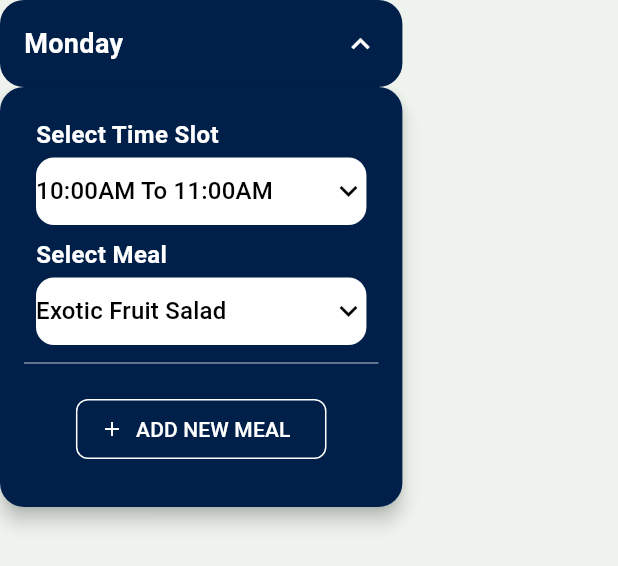
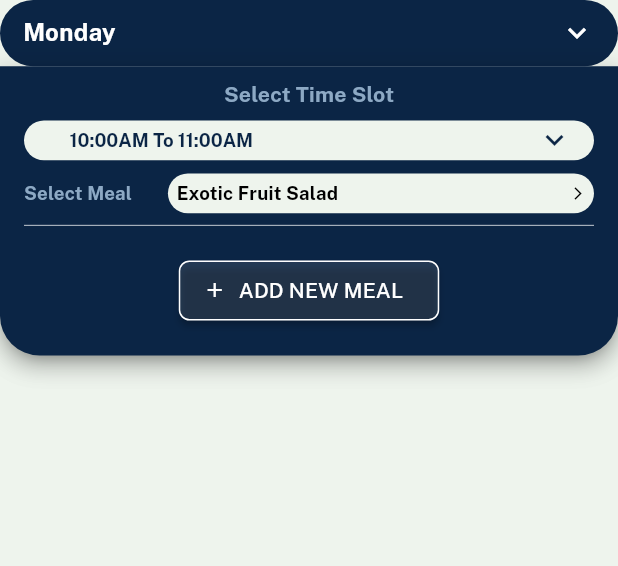
Before and after one commit to Vatsal1607/amtech_design, a Flutter app: the DaySelectionDropdown widget shown alone on an empty page, opened directly, after a tap on "Monday", on a phone screen of 412 x 824 dp. Shown: the top 566 px of the screen. Run offline on Flutter 3.47's test engine with Material 3 defaults, Android fonts, the light colour scheme and no system bars; drawn by our look-alikes of dropdown_button2; our stand-ins replace carousel_slider, device_info_plus, dio, firebase_core, firebase_messaging, flutter_local_notifications and 19 more; missing offline and left inert: dotted_dashed_line, hypersdkflutter, razorpay_flutter; accounts and stored records are empty; generated files the repository leaves out were written again; network calls fail; project files that could hold a hidden picture were left out.

Commit message:
Worked on create subs dropdowns.

```diff
--- a/lib/modules/subscriptions/create_subscription_plan/create_subscription_plan_page.dart
+++ b/lib/modules/subscriptions/create_subscription_plan/create_subscription_plan_page.dart
@@ -105,9 +105,13 @@ class CreateSubscriptionPlanPage extends StatelessWidget {
                         inactiveColor: AppColors.disabledColor,
                       ),
                     ),
+                    SizedBox(width: 10.w),
+
+                    // * DayDropdownTile
                     DaySelectionDropdown(),
                   ],
                 ),
+                SizedBox(height: 20.h),
                 Text('data'),
               ],
             ),
--- a/lib/modules/subscriptions/create_subscription_plan/create_subscription_plan_provider.dart
+++ b/lib/modules/subscriptions/create_subscription_plan/create_subscription_plan_provider.dart
@@ -29,4 +29,28 @@ class CreateSubscriptionPlanProvider extends ChangeNotifier {
     isSwitched = val;
     notifyListeners();
   }
+
+  bool isTimeslotDropdownOpen = false;
+  onMenuStateChange(isOpen) {
+    isTimeslotDropdownOpen = isOpen;
+    notifyListeners();
+  }
+
+  bool isDayDropdownOpen = false;
+  onDayDropdownMenuStateChange(isOpen) {
+    isDayDropdownOpen = isOpen;
+    notifyListeners();
+  }
+
+  String? selectedTime = "10:00AM To 11:00AM";
+  onChangedTimeslot(value) {
+    selectedTime = value;
+    notifyListeners();
+  }
+
+  final List<String> timeSlots = [
+    "08:00AM To 09:00AM",
+    "10:00AM To 11:00AM",
+    "12:00PM To 01:00PM"
+  ];
 }
--- /dev/null
+++ b/lib/modules/subscriptions/create_subscription_plan/widgets/custom_subs_dropdown.dart
@@ -0,0 +1,85 @@
+import 'package:dropdown_button2/dropdown_button2.dart';
+import 'package:flutter/material.dart';
+import 'package:flutter_screenutil/flutter_screenutil.dart';
+import 'package:google_fonts/google_fonts.dart';
+import '../../../../core/utils/app_colors.dart';
+
+class CustomSubsDropdown extends StatelessWidget {
+  final List<String> items;
+  final String? selectedValue;
+  final ValueChanged<String?> onChanged;
+  final ValueChanged<bool>? onMenuStateChange;
+  final bool isDropdownOpen;
+  final double? dropdownValueWidth;
+
+  const CustomSubsDropdown({
+    super.key,
+    required this.items,
+    required this.selectedValue,
+    required this.onChanged,
+    this.onMenuStateChange,
+    required this.isDropdownOpen,
+    this.dropdownValueWidth,
+  });
+
+  @override
+  Widget build(BuildContext context) {
+    return DropdownButtonHideUnderline(
+      child: DropdownButton2<String>(
+        value: selectedValue ?? items.first,
+        isExpanded: true,
+        dropdownStyleData: DropdownStyleData(
+          maxHeight: 200.h,
+          padding: EdgeInsets.zero,
+          width: dropdownValueWidth,
+          decoration: BoxDecoration(
+            color: AppColors.seaShell,
+            borderRadius: isDropdownOpen
+                ? BorderRadius.zero
+                : BorderRadius.only(
+                    bottomLeft: Radius.circular(30.r),
+                    bottomRight: Radius.circular(30.r),
+                  ),
+          ),
+          elevation: 0,
+        ),
+        buttonStyleData: ButtonStyleData(
+          height: 30.h,
+          // width: 220.w, // dropdown width
+          padding: EdgeInsets.symmetric(horizontal: 15.w),
+          decoration: BoxDecoration(
+            color: AppColors.seaShell,
+            borderRadius: isDropdownOpen
+                ? BorderRadius.only(
+                    topLeft: Radius.circular(30.r),
+                    topRight: Radius.circular(30.r),
+                  )
+                : BorderRadius.circular(30.r),
+          ),
+        ),
+        iconStyleData: const IconStyleData(
+          icon: Icon(Icons.keyboard_arrow_down, color: AppColors.primaryColor),
+        ),
+        style: GoogleFonts.publicSans(
+          color: Colors.white,
+          fontSize: 14.sp,
+          fontWeight: FontWeight.bold,
+        ),
+        onChanged: onChanged,
+        onMenuStateChange: onMenuStateChange,
+        items: items.map((item) {
+          return DropdownMenuItem<String>(
+            value: item,
+            child: Text(
+              item,
+              style: GoogleFonts.publicSans(
+                color: AppColors.primaryColor,
+                fontWeight: FontWeight.bold,
+              ),
+            ),
+          );
+        }).toList(),
+      ),
+    );
+  }
+}
--- a/lib/modules/subscriptions/create_subscription_plan/widgets/day_dropdown_tile.dart
+++ b/lib/modules/subscriptions/create_subscription_plan/widgets/day_dropdown_tile.dart
@@ -1,8 +1,13 @@
 import 'dart:developer';
-
+import 'package:amtech_design/modules/subscriptions/create_subscription_plan/widgets/custom_subs_dropdown.dart';
 import 'package:dropdown_button2/dropdown_button2.dart';
 import 'package:flutter/material.dart';
 import 'package:flutter_screenutil/flutter_screenutil.dart';
+import 'package:google_fonts/google_fonts.dart';
+import 'package:provider/provider.dart';
+
+import '../../../../core/utils/app_colors.dart';
+import '../create_subscription_plan_provider.dart';
 
 class DaySelectionDropdown extends StatefulWidget {
   const DaySelectionDropdown({super.key});
@@ -12,133 +17,163 @@ class DaySelectionDropdown extends StatefulWidget {
 }
 
 class _DaySelectionDropdownState extends State<DaySelectionDropdown> {
-  bool isExpanded = false;
-  String? selectedTime = "10:00AM To 11:00AM";
-  String? selectedMeal = "Exotic Fruit Salad";
-
-  final List<String> timeSlots = [
-    "08:00AM To 09:00AM",
-    "10:00AM To 11:00AM",
-    "12:00PM To 01:00PM"
-  ];
-  final List<String> mealOptions = [
-    "Exotic Fruit Salad",
-    "Veggie Wrap",
-    "Pasta Bowl"
-  ];
-
   @override
   Widget build(BuildContext context) {
-    return Stack(
-      clipBehavior: Clip.none,
-      children: [
-        // Keeps the "data" below the dropdown in the same place
-        Column(
-          children: [
-            SizedBox(
-              height: 60.h,
-              width: 280.w,
-            ), // Space for dropdown area
-            // const Text(
-            //   "Below Content (Static)",
-            //   style: TextStyle(fontSize: 18, fontWeight: FontWeight.bold),
-            // ),
-          ],
-        ),
-        Positioned(
-          top: 0,
-          left: 0,
-          right: 0,
+    final provider =
+        Provider.of<CreateSubscriptionPlanProvider>(context, listen: false);
+    return Flexible(
       child: Column(
         children: [
-              // Header (Monday Dropdown Button)
-              GestureDetector(
-                onTap: () {
-                  setState(() {
-                    isExpanded = !isExpanded;
-                  });
-                },
-                child: Container(
+          // * Dropdown button using DropdownButton2
+          DropdownButtonHideUnderline(
+            child: Consumer<CreateSubscriptionPlanProvider>(
+              builder: (context, _, child) => DropdownButton2<String>(
+                isExpanded: true,
+                onChanged: (value) {}, // No selection needed for "Monday"
+                onMenuStateChange: provider.onDayDropdownMenuStateChange,
+                customButton: Container(
                   width: double.infinity,
-                  padding: const EdgeInsets.all(16),
+                  height: 50.h,
+                  padding: EdgeInsets.symmetric(horizontal: 16.w),
                   decoration: BoxDecoration(
-                    color: const Color(0xFF00204A),
-                    borderRadius: BorderRadius.circular(16),
+                    color: AppColors.primaryColor,
+                    borderRadius: provider.isDayDropdownOpen
+                        ? BorderRadius.only(
+                            topLeft: Radius.circular(30.r),
+                            topRight: Radius.circular(30.r),
+                          )
+                        : BorderRadius.circular(30.r),
                   ),
                   child: Row(
                     mainAxisAlignment: MainAxisAlignment.spaceBetween,
                     children: [
-                      const Text(
+                      Text(
                         "Monday",
-                        style: TextStyle(
+                        style: GoogleFonts.publicSans(
                           color: Colors.white,
-                          fontSize: 18,
+                          fontSize: 18.sp,
                           fontWeight: FontWeight.bold,
                         ),
                       ),
-                      Icon(
-                        isExpanded
-                            ? Icons.keyboard_arrow_up
-                            : Icons.keyboard_arrow_down,
-                        color: Colors.white,
+                      const Icon(Icons.keyboard_arrow_down,
+                          color: Colors.white),
+                    ],
                   ),
+                ),
+                dropdownStyleData: DropdownStyleData(
+                  decoration: BoxDecoration(
+                    color: AppColors.primaryColor,
+                    borderRadius: provider.isDayDropdownOpen
+                        ? BorderRadius.zero
+                        : BorderRadius.only(
+                            bottomLeft: Radius.circular(30.r),
+                            bottomRight: Radius.circular(30.r),
+                          ),
+                  ),
+                ),
+                menuItemStyleData: MenuItemStyleData(
+                  height: 200.h, // Ensure each menu item has proper height
+                ),
+                items: [
+                  DropdownMenuItem<String>(
+                    value: "monday",
+                    enabled: false, // Disabling selection
+                    child: SingleChildScrollView(
+                      child: Column(
+                        children: [
+                          // **Time Slot Dropdown
+                          Column(
+                            children: [
+                              Text(
+                                'Select Time Slot',
+                                style: GoogleFonts.publicSans(
+                                  color: AppColors.disabledColor,
+                                  fontSize: 16.sp,
+                                  fontWeight: FontWeight.bold,
+                                ),
+                              ),
+                              SizedBox(height: 8.h),
+                              Consumer<CreateSubscriptionPlanProvider>(
+                                builder: (context, _, child) =>
+                                    CustomSubsDropdown(
+                                  items: provider.timeSlots,
+                                  selectedValue: provider.selectedTime,
+                                  onChanged: provider.onChangedTimeslot,
+                                  onMenuStateChange: provider.onMenuStateChange,
+                                  isDropdownOpen:
+                                      provider.isTimeslotDropdownOpen,
+                                ),
+                              ),
+                            ],
+                          ),
+
+                          SizedBox(height: 10.h),
+
+                          // **Meal Selection (Non-Selectable)**
+                          Row(
+                            mainAxisAlignment: MainAxisAlignment.spaceBetween,
+                            children: [
+                              Text(
+                                "Select Meal",
+                                style: GoogleFonts.publicSans(
+                                  color: AppColors.disabledColor,
+                                  fontSize: 14.sp,
+                                  fontWeight: FontWeight.bold,
+                                ),
+                              ),
+                              SizedBox(width: 25.w),
+                              Expanded(
+                                child: Container(
+                                  height: 30.h,
+                                  padding:
+                                      EdgeInsets.symmetric(horizontal: 6.w),
+                                  decoration: BoxDecoration(
+                                    color: AppColors.seaShell,
+                                    borderRadius: BorderRadius.circular(30.r),
+                                  ),
+                                  child: Row(
+                                    mainAxisAlignment:
+                                        MainAxisAlignment.spaceBetween,
+                                    children: [
+                                      Text(
+                                        'Exotic Fruit Salad',
+                                        style: GoogleFonts.publicSans(
+                                            color: Colors.black,
+                                            fontWeight: FontWeight.bold,
+                                            fontSize: 14.sp),
+                                      ),
+                                      const Icon(Icons.arrow_forward_ios,
+                                          color: Colors.black, size: 10),
                                     ],
                                   ),
                                 ),
                               ),
-
-              // Expanded Dropdown Content (Overlays Below Text)
-              if (isExpanded)
-                Material(
-                  elevation: 5,
-                  borderRadius: BorderRadius.circular(16),
-                  child: Container(
-                    width: double.infinity,
-                    padding: const EdgeInsets.all(16),
-                    decoration: BoxDecoration(
-                      color: const Color(0xFF00204A),
-                      borderRadius: BorderRadius.circular(16),
+                            ],
                           ),
-                    child: Column(
-                      children: [
-                        _buildDropdown(
-                            "Select Time Slot", selectedTime, timeSlots,
-                            (value) {
-                          // Prevents closing the main dropdown when interacting with this one
-                          // FocusScope.of(context).requestFocus(FocusNode());
-                          setState(() {
-                            selectedTime = value;
-                            log('Selected time slot $value');
-                          });
-                        }),
-
-                        _buildDropdown("Select Meal", selectedMeal, mealOptions,
-                            (value) {
-                          // Prevents closing the main dropdown when interacting with this one
-                          // FocusScope.of(context).requestFocus(FocusNode());
-                          setState(() {
-                            selectedMeal = value;
-                          });
-                        }),
 
                           const Divider(color: Colors.white, thickness: 0.5),
 
-                        // Add New Meal Button
+                          // **Add New Meal Button**
                           Padding(
-                          padding: const EdgeInsets.all(12),
+                            padding: EdgeInsets.all(12.w),
                             child: ElevatedButton.icon(
                               style: ElevatedButton.styleFrom(
-                              backgroundColor: Colors.transparent,
+                                backgroundColor: Colors.white.withOpacity(0.1),
                                 side: const BorderSide(color: Colors.white),
                                 shape: RoundedRectangleBorder(
-                                  borderRadius: BorderRadius.circular(8)),
-                              elevation: 0,
+                                    borderRadius: BorderRadius.circular(8.r)),
+                                elevation: 2,
                               ),
-                            onPressed: () {},
+                              onPressed: () {
+                                log("Add New Meal Button Pressed");
+                              },
                               icon: const Icon(Icons.add,
                                   color: Colors.white, size: 16),
-                            label: const Text("ADD NEW MEAL",
-                                style: TextStyle(color: Colors.white)),
+                              label: Text(
+                                "ADD NEW MEAL",
+                                style:
+                                    GoogleFonts.publicSans(color: Colors.white),
+                              ),
                             ),
                           ),
                         ],
@@ -148,54 +183,6 @@ class _DaySelectionDropdownState extends State<DaySelectionDropdown> {
                 ],
               ),
             ),
-      ],
-    );
-  }
-
-  Widget _buildDropdown(String label, String? selectedValue,
-      List<String> options, ValueChanged<String?> onChanged) {
-    return Padding(
-      padding: const EdgeInsets.symmetric(horizontal: 8, vertical: 4),
-      child: Column(
-        crossAxisAlignment: CrossAxisAlignment.start,
-        children: [
-          Text(label,
-              style: const TextStyle(
-                  color: Colors.white,
-                  fontSize: 16,
-                  fontWeight: FontWeight.bold)),
-          const SizedBox(height: 4),
-          DropdownButtonHideUnderline(
-            child: DropdownButton2<String>(
-              value: selectedValue,
-              isExpanded: true,
-              dropdownStyleData: const DropdownStyleData(
-                elevation: 8,
-                useSafeArea: true, // Prevents dismissing the parent dropdown
-                decoration: BoxDecoration(
-                  color: Colors.white,
-                ),
-              ),
-              onChanged: onChanged,
-              buttonStyleData: ButtonStyleData(
-                height: 45,
-                width: double.infinity,
-                decoration: BoxDecoration(
-                  color: Colors.white,
-                  borderRadius: BorderRadius.circular(12),
-                ),
-              ),
-              iconStyleData: const IconStyleData(
-                icon: Icon(Icons.keyboard_arrow_down, color: Colors.black),
-              ),
-              items: options.map((option) {
-                return DropdownMenuItem(
-                  value: option,
-                  child:
-                      Text(option, style: const TextStyle(color: Colors.black)),
-                );
-              }).toList(),
-            ),
           ),
         ],
       ),
--- a/lib/modules/subscriptions/create_subscription_plan/widgets/select_unit_dropdown.dart
+++ b/lib/modules/subscriptions/create_subscription_plan/widgets/select_unit_dropdown.dart
@@ -29,7 +29,7 @@ class SelectUnitDropdown extends StatelessWidget {
                   : BorderRadius.only(
                       bottomLeft: Radius.circular(30.r),
                       bottomRight: Radius.circular(30.r),
-                    ), // Rounded corners
+                    ),
             ),
             elevation: 0,
           ),
--- a/lib/services/network/api/api_constants.dart
+++ b/lib/services/network/api/api_constants.dart
@@ -1,6 +1,6 @@
 class BaseUrl {
-  static const String apiBaseUrl = 'http://192.168.1.6:9000/';
-  static const String socketBaseUrl = 'http://192.168.1.6:3000/';
+  static const String apiBaseUrl = 'http://192.168.1.9:9000/';
+  static const String socketBaseUrl = 'http://192.168.1.9:3000/';
   // static const String apiBaseUrl = 'http://192.168.137.67:9000/';
   // static const String socketBaseUrl = 'http://192.168.137.67:3000/';
   // static const String apiBaseUrl =
```
Also changed, not shown: lib/services/network/api_client.g.dart. Lines whose indentation alone changed are shown as unchanged.
